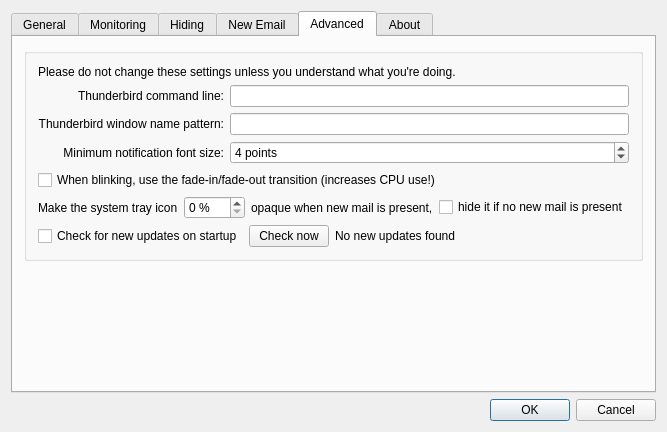
Qt form src/dialogsettings.ui (gyunaev/birdtray) before a commit.
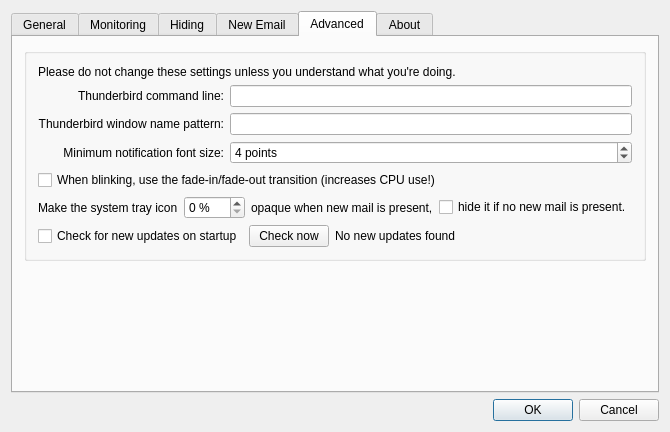
The same form after that commit. The open tabs and pages were chosen to show the change. Icons and pictures are not drawn. Custom widgets are drawn as their Qt base class.

Commit message: Add missing dot

What changed in the file:
```diff
--- a/src/dialogsettings.ui
+++ b/src/dialogsettings.ui
@@ -868,7 +868,7 @@
             <item>
              <widget class="QCheckBox" name="onlyShowIconOnNewMail">
               <property name="text">
-               <string>hide it if no new mail is present</string>
+               <string>hide it if no new mail is present.</string>
               </property>
              </widget>
             </item>
```
The commit also changes 2 other files.
